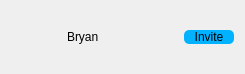
First picture: the form in UI/blackjack/onlineplayer.ui, repository MatsuoRotsuki/cpp_blackjack, before the edit.
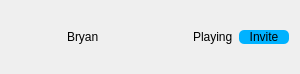
Second picture: the form after the edit. Icons and pictures are not drawn.

Patch:
```diff
--- a/UI/blackjack/onlineplayer.ui
+++ b/UI/blackjack/onlineplayer.ui
@@ -6,7 +6,7 @@
    <rect>
     <x>0</x>
     <y>0</y>
-    <width>245</width>
+    <width>300</width>
     <height>74</height>
    </rect>
   </property>
@@ -78,7 +78,14 @@
     </spacer>
    </item>
    <item>
-    <widget class="QPushButton" name="pushButton">
+    <widget class="QLabel" name="statusLabel">
+     <property name="text">
+      <string>Playing</string>
+     </property>
+    </widget>
+   </item>
+   <item>
+    <widget class="QPushButton" name="invitePlayBtn">
      <property name="minimumSize">
       <size>
        <width>50</width>
```
Left out of the diff: 2 changed lines with no effect on the pictures.
